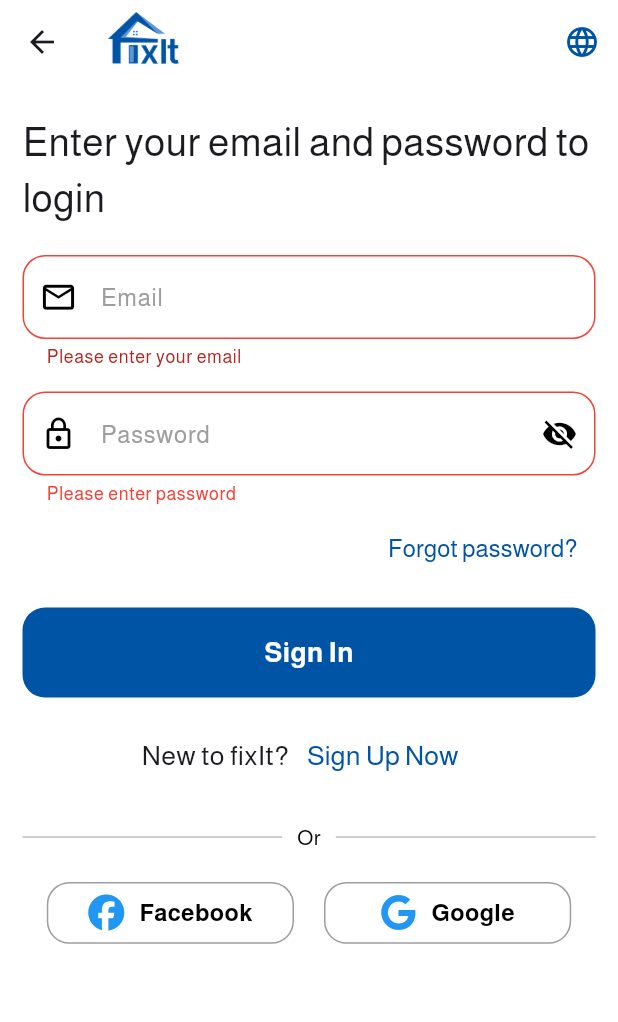
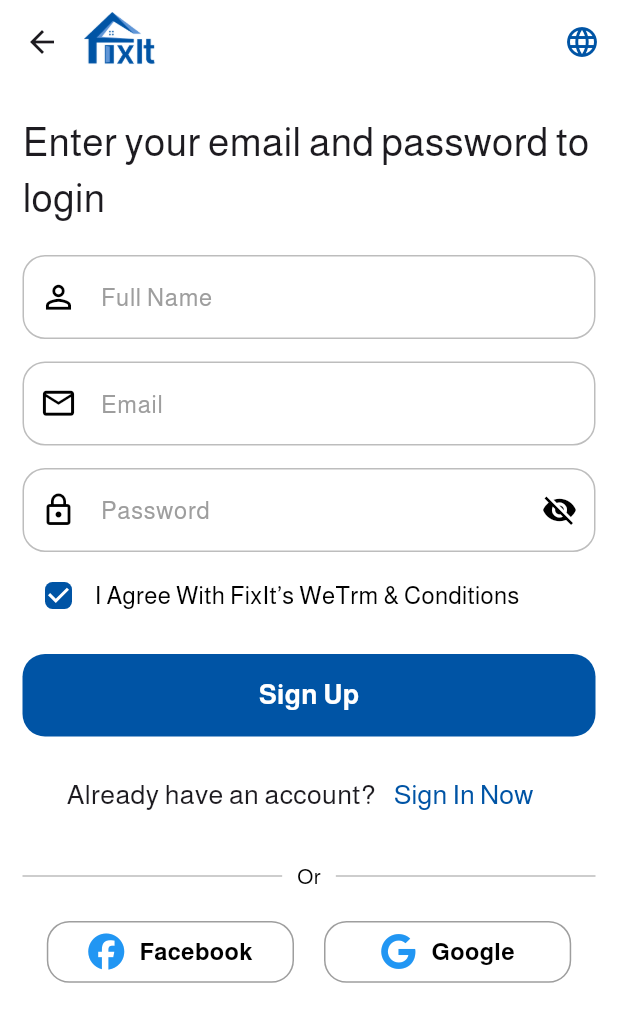
Before and after one commit to ahmedas3d/FixIt-App-home-service-, a Flutter app: the SignInScreen screen opened directly, after a tap on "Sign In", after a tap on "Sign Up Now", on a phone screen of 412 x 824 dp. Shown: the top 1022 px of the screen. Run offline on Flutter 3.47's test engine with Material 3 defaults, Android fonts, the phone set to English and light mode, and no system bars; our stand-ins replace font_awesome_flutter, smooth_page_indicator, supabase_flutter; accounts and stored records are empty.

Commit message:
create sign up screen

```diff
--- /dev/null
+++ b/lib/core/utils/supabase_setup.dart
@@ -0,0 +1,3 @@
+const supabaseUrl = 'https://njastfiadyobibetjbql.supabase.co';
+const supabaseKey =
+    'eyJhbGciOiJIUzI1NiIsInR5cCI6IkpXVCJ9.eyJpc3MiOiJzdXBhYmFzZSIsInJlZiI6Im5qYXN0ZmlhZHlvYmliZXRqYnFsIiwicm9sZSI6ImFub24iLCJpYXQiOjE3NDIxNTEyNTMsImV4cCI6MjA1NzcyNzI1M30.N0TWNJ2fwrBba9WRJ-RS5E3o0wIY1DqXXgWm1FNV8mw';
--- a/lib/features/auth/presentation/screens/SignIn_screen.dart
+++ b/lib/features/auth/presentation/screens/SignIn_screen.dart
@@ -1,4 +1,6 @@
 import 'package:fixit_app/core/widgets/translate_button.dart';
+import 'package:fixit_app/features/auth/presentation/screens/SignUp_screen.dart';
+import 'package:fixit_app/generated/l10n.dart';
 import 'package:flutter/material.dart';
 import 'package:font_awesome_flutter/font_awesome_flutter.dart';
 
@@ -24,8 +26,8 @@
           child: Column(
             children: [
               const SizedBox(height: 20),
-              const Text(
-                'Enter your email and password to login',
+              Text(
+                S.of(context).enterYourEmailAndPasswordToLogin,
                 style: TextStyle(fontSize: 26),
               ),
               const SizedBox(height: 20),
@@ -35,11 +37,34 @@
               Row(
                 mainAxisAlignment: MainAxisAlignment.center,
                 children: [
-                  const Text('New to fixIt?', style: TextStyle(fontSize: 18)),
+                  Text(
+                    S.of(context).newToFixIt,
+                    style: TextStyle(fontSize: 18),
+                  ),
                   TextButton(
-                    onPressed: () {},
-                    child: const Text(
-                      'Sign Up Now',
+                    onPressed: () {
+                      Navigator.push(
+                        context,
+                        PageRouteBuilder(
+                          pageBuilder:
+                              (context, animation, secondaryAnimation) =>
+                                  SignUpScreen(),
+                          transitionsBuilder: (
+                            context,
+                            animation,
+                            secondaryAnimation,
+                            child,
+                          ) {
+                            return FadeTransition(
+                              opacity: animation,
+                              child: child,
+                            );
+                          },
+                        ),
+                      );
+                    },
+                    child: Text(
+                      S.of(context).signUpNow,
                       style: TextStyle(fontSize: 18, color: Color(0xff0054A5)),
                     ),
                   ),
@@ -55,7 +80,7 @@
                       endIndent: 10,
                     ),
                   ),
-                  Text("Or", style: TextStyle(color: Colors.black)),
+                  Text(S.of(context).or, style: TextStyle(color: Colors.black)),
                   Expanded(
                     child: Divider(
                       color: Colors.grey[400],
@@ -70,7 +95,7 @@
                 mainAxisAlignment: MainAxisAlignment.center,
                 children: [
                   SocialButton(
-                    title: 'Facebook',
+                    title: S.of(context).facebook,
                     iconColor: Colors.blue,
                     color: Colors.transparent,
                     icon: FontAwesomeIcons.facebook,
@@ -79,7 +104,7 @@
                   ),
                   const SizedBox(width: 20),
                   SocialButton(
-                    title: 'Google',
+                    title: S.of(context).google,
                     iconColor: Colors.blue,
                     color: Colors.transparent,
                     icon: FontAwesomeIcons.google,
--- a/lib/features/auth/presentation/screens/SignUp_screen.dart
+++ b/lib/features/auth/presentation/screens/SignUp_screen.dart
@@ -0,0 +1,111 @@
+import 'package:fixit_app/core/widgets/translate_button.dart';
+import 'package:fixit_app/features/auth/presentation/widgets/SignUp_form.dart';
+import 'package:fixit_app/generated/l10n.dart';
+import 'package:flutter/material.dart';
+import 'package:font_awesome_flutter/font_awesome_flutter.dart';
+import '../widgets/social_button.dart';
+
+class SignUpScreen extends StatelessWidget {
+  const SignUpScreen({super.key});
+
+  @override
+  Widget build(BuildContext context) {
+    return Scaffold(
+      backgroundColor: Colors.white,
+      appBar: AppBar(
+        backgroundColor: Colors.white,
+        elevation: 0,
+        titleSpacing: 0,
+        title: Image.asset('assets/images/logo.png', height: 40),
+        actions: [TranslateButton()],
+      ),
+      body: SafeArea(
+        child: Padding(
+          padding: const EdgeInsets.symmetric(horizontal: 15),
+          child: SingleChildScrollView(
+            child: Column(
+              children: [
+                const SizedBox(height: 20),
+                Text(
+                  S.of(context).enterYourEmailAndPasswordToLogin,
+                  style: TextStyle(fontSize: 26),
+                ),
+                const SizedBox(height: 20),
+                // Sign Up form
+                SignUpForm(),
+                const SizedBox(height: 15),
+                Row(
+                  mainAxisAlignment: MainAxisAlignment.center,
+                  children: [
+                    Text(
+                      S.of(context).alreadyHaveAnAccount,
+                      style: TextStyle(fontSize: 18),
+                    ),
+                    TextButton(
+                      onPressed: () {
+                        Navigator.pop(context);
+                      },
+                      child: Text(
+                        S.of(context).signInNow,
+                        style: TextStyle(
+                          fontSize: 18,
+                          color: Color(0xff0054A5),
+                        ),
+                      ),
+                    ),
+                  ],
+                ),
+                SizedBox(height: 20),
+                Row(
+                  children: [
+                    Expanded(
+                      child: Divider(
+                        color: Colors.grey[400],
+                        thickness: 1,
+                        endIndent: 10,
+                      ),
+                    ),
+                    Text(
+                      S.of(context).or,
+                      style: TextStyle(color: Colors.black),
+                    ),
+                    Expanded(
+                      child: Divider(
+                        color: Colors.grey[400],
+                        thickness: 1,
+                        indent: 10,
+                      ),
+                    ),
+                  ],
+                ),
+                const SizedBox(height: 20),
+                Row(
+                  mainAxisAlignment: MainAxisAlignment.center,
+                  children: [
+                    SocialButton(
+                      title: S.of(context).facebook,
+                      iconColor: Colors.blue,
+                      color: Colors.transparent,
+                      icon: FontAwesomeIcons.facebook,
+                      borderColor: Colors.grey,
+                      onTap: () {},
+                    ),
+                    const SizedBox(width: 20),
+                    SocialButton(
+                      title: S.of(context).google,
+                      iconColor: Colors.blue,
+                      color: Colors.transparent,
+                      icon: FontAwesomeIcons.google,
+                      borderColor: Colors.grey,
+                      onTap: () {},
+                    ),
+                  ],
+                ),
+              ],
+            ),
+          ),
+        ),
+      ),
+    );
+  }
+}
--- a/lib/features/auth/presentation/widgets/SignIn_form.dart
+++ b/lib/features/auth/presentation/widgets/SignIn_form.dart
@@ -1,3 +1,4 @@
+import 'package:fixit_app/generated/l10n.dart';
 import 'package:flutter/material.dart';
 import '../../../../core/widgets/custom_button.dart';
 import 'custom_password_from_field.dart';
@@ -20,22 +21,22 @@
         children: [
           CustomTextField(
             controller: emailController,
-            label: 'Email',
-            hint: 'Enter your email',
+            label: S.of(context).email,
+            hint: S.of(context).enterYourEmail,
             icon: Icons.email_outlined,
             keyboardType: TextInputType.emailAddress,
           ),
           const SizedBox(height: 15),
           CustomPasswordField(
             controller: passwordController,
-            label: 'Password',
-            hint: 'Enter your password',
+            label: S.of(context).password,
+            hint: S.of(context).enterYourPassword,
           ),
           const SizedBox(height: 5),
           TextButton(
             onPressed: () {},
             child: Text(
-              'Forgot password?',
+              S.of(context).forgotPassword,
               style: TextStyle(color: Color(0xff0054A5), fontSize: 16),
             ),
           ),
@@ -43,11 +44,11 @@
           customButton(
             color: Color(0xff0054A5),
             textColor: Colors.white,
-            title: 'Sign In',
+            title: S.of(context).signIn,
             onTap: () {
               if (formSignInKey.currentState?.validate() ?? false) {}
             },
-            size: 60,
+            size: 55,
             textSize: 18,
           ),
         ],
--- a/lib/features/auth/presentation/widgets/SignUp_form.dart
+++ b/lib/features/auth/presentation/widgets/SignUp_form.dart
@@ -0,0 +1,76 @@
+import 'package:fixit_app/generated/l10n.dart';
+import 'package:flutter/material.dart';
+import '../../../../core/widgets/custom_button.dart';
+import 'custom_password_from_field.dart';
+import 'custom_text_form_field.dart';
+
+class SignUpForm extends StatelessWidget {
+  SignUpForm({super.key});
+
+  final GlobalKey<FormState> formSignUpKey = GlobalKey<FormState>();
+  final TextEditingController nameController = TextEditingController();
+  final TextEditingController emailController = TextEditingController();
+  final TextEditingController passwordController = TextEditingController();
+
+  @override
+  Widget build(BuildContext context) {
+    return Form(
+      key: formSignUpKey,
+      child: Column(
+        mainAxisSize: MainAxisSize.min,
+        crossAxisAlignment: CrossAxisAlignment.end,
+        children: [
+          CustomTextField(
+            controller: nameController,
+            label: S.of(context).fullName,
+            hint: S.of(context).enterYourFullName,
+            icon: Icons.person_outline,
+            keyboardType: TextInputType.name,
+          ),
+          const SizedBox(height: 15),
+          CustomTextField(
+            controller: emailController,
+            label: S.of(context).email,
+            hint: S.of(context).enterYourEmail,
+            icon: Icons.email_outlined,
+            keyboardType: TextInputType.emailAddress,
+          ),
+          const SizedBox(height: 15),
+          CustomPasswordField(
+            controller: passwordController,
+            label: S.of(context).password,
+            hint: S.of(context).enterYourPassword,
+          ),
+          const SizedBox(height: 5),
+          Row(
+            children: [
+              Checkbox(
+                value: true,
+                onChanged: (value) {},
+                activeColor: Color(0xff0054A5),
+                shape: RoundedRectangleBorder(
+                  borderRadius: BorderRadius.circular(5),
+                ),
+              ),
+              Text(
+                S.of(context).iAgreeWithFixItsTermAndConditions,
+                style: TextStyle(color: Color(0xff000000), fontSize: 16),
+              ),
+            ],
+          ),
+          const SizedBox(height: 15),
+          customButton(
+            color: Color(0xff0054A5),
+            textColor: Colors.white,
+            title: S.of(context).signUp,
+            onTap: () {
+              if (formSignUpKey.currentState?.validate() ?? false) {}
+            },
+            size: 55,
+            textSize: 18,
+          ),
+        ],
+      ),
+    );
+  }
+}
--- a/lib/main.dart
+++ b/lib/main.dart
@@ -1,6 +1,10 @@
+import 'package:fixit_app/core/utils/supabase_setup.dart';
 import 'package:flutter/material.dart';
+import 'package:supabase_flutter/supabase_flutter.dart';
 import 'app.dart';
 
-void main() {
+void main() async {
+  WidgetsFlutterBinding.ensureInitialized();
+  await Supabase.initialize(url: supabaseUrl, anonKey: supabaseKey);
   runApp(FixitApp());
 }
--- a/pubspec.yaml
+++ b/pubspec.yaml
@@ -45,6 +45,7 @@
   flutter_localization: ^0.3.1
   intl: ^0.19.0
   intl_utils: ^2.8.10
+  supabase_flutter: ^2.8.4
 
 dev_dependencies:
   flutter_test:
```
Also changed, not shown: lib/features/onboarding&splash/presentation/screens/onboarding_screen.dart (+17 -13 lines), lib/l10n/intl_ar.arb (+28 -1 lines), lib/l10n/intl_en.arb (+28 -1 lines), lib/core/constants/supabase_setup.dart (deleted), lib/generated/intl/messages_ar.dart, lib/generated/intl/messages_en.dart, lib/generated/l10n.dart, pubspec.lock, 5 other files.
